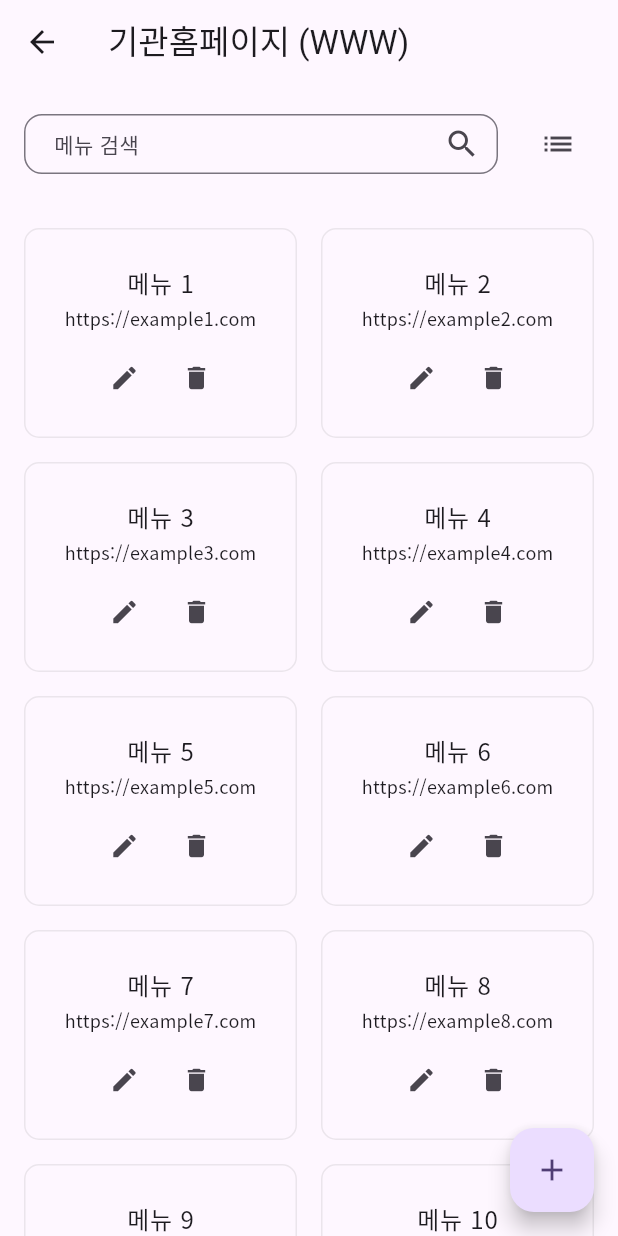
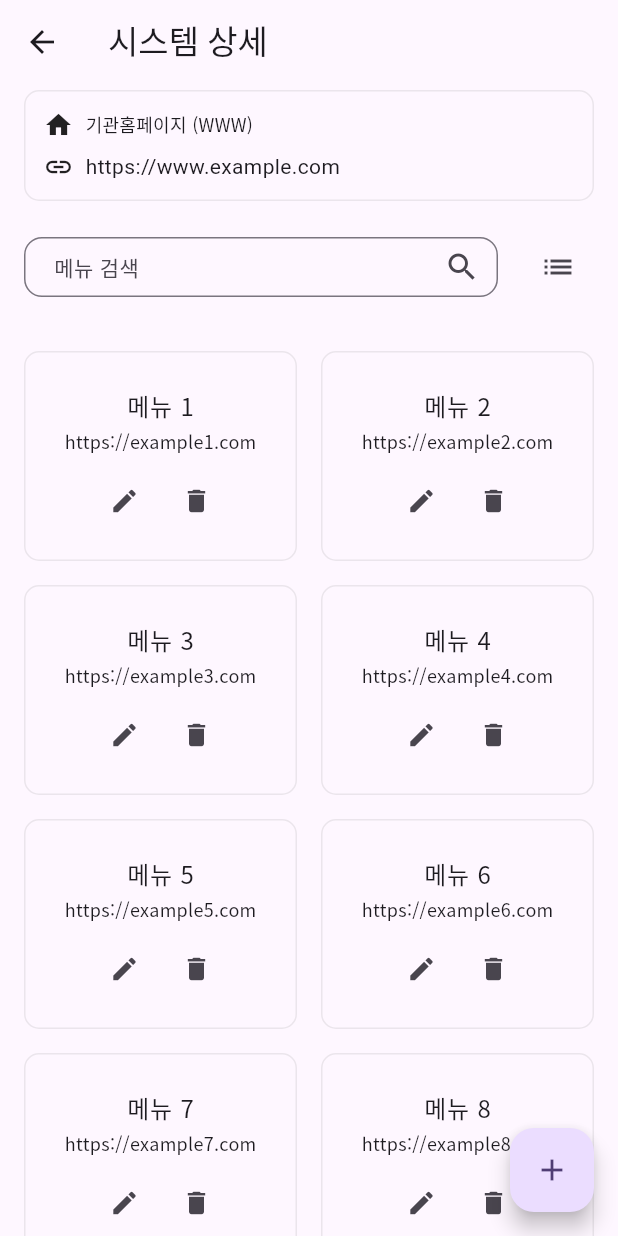
Before and after one commit to J1NWAN/url_check, a Flutter app: the SystemListDetailScreen screen opened by its route, after a tap on the "grid view" icon, on a phone screen of 412 x 824 dp. Run offline on Flutter 3.47's test engine with Material 3 defaults, Android fonts, the phone set to English and light mode, and no system bars; our stand-ins replace dropdown_button2, fl_chart, flutter_riverpod, go_router, google_fonts, riverpod_annotation and 1 more; generated files the repository leaves out were written again.

Commit message:
style: 시스템 상세 화면 디자인 수정

```diff
--- a/lib/features/system/view/tab/view/system_list_detail_screen.dart
+++ b/lib/features/system/view/tab/view/system_list_detail_screen.dart
@@ -13,10 +13,49 @@ class SystemListDetailScreen extends ConsumerWidget {
 
     return Scaffold(
       appBar: AppBar(
-        title: Text('기관홈페이지 (WWW)', style: CustomTextTheme.theme.titleMedium),
+        title: Text('시스템 상세', style: CustomTextTheme.theme.titleMedium),
       ),
       body: Column(
         children: [
+          // 시스템 정보
+          Padding(
+            padding: const EdgeInsets.symmetric(horizontal: 16, vertical: 4),
+            child: Container(
+              padding: const EdgeInsets.all(12),
+              decoration: BoxDecoration(
+                color: Theme.of(context).colorScheme.surface,
+                borderRadius: BorderRadius.circular(10),
+                border: Border.all(color: Colors.grey.withOpacity(0.2)),
+              ),
+              child: Column(
+                crossAxisAlignment: CrossAxisAlignment.start,
+                children: [
+                  Row(
+                    children: [
+                      const Icon(Icons.home, size: 20),
+                      const SizedBox(width: 8),
+                      Text('기관홈페이지 (WWW)', style: CustomTextTheme.theme.bodySmall),
+                    ],
+                  ),
+                  const SizedBox(height: 8),
+                  Row(
+                    children: [
+                      const Icon(Icons.link, size: 20),
+                      const SizedBox(width: 8),
+                      Text(
+                        'https://www.example.com',
+                        style: CustomTextTheme.theme.headlineMedium?.copyWith(
+                          color: Theme.of(context).colorScheme.onSurface,
+                          fontWeight: FontWeight.bold,
+                        ),
+                      ),
+                    ],
+                  ),
+                ],
+              ),
+            ),
+          ),
+
           // 검색 및 보기 방식 전환
           Padding(
             padding: const EdgeInsets.all(16.0),
@@ -143,7 +182,7 @@ class SystemListDetailScreen extends ConsumerWidget {
               crossAxisAlignment: CrossAxisAlignment.start,
               children: [
                 const SizedBox(height: 8),
-                Text('URL: https://example${index + 1}.com', style: CustomTextTheme.theme.bodySmall),
+                Text('PATH: /${index + 1}', style: CustomTextTheme.theme.bodySmall),
               ],
             ),
             trailing: PopupMenuButton(
```
